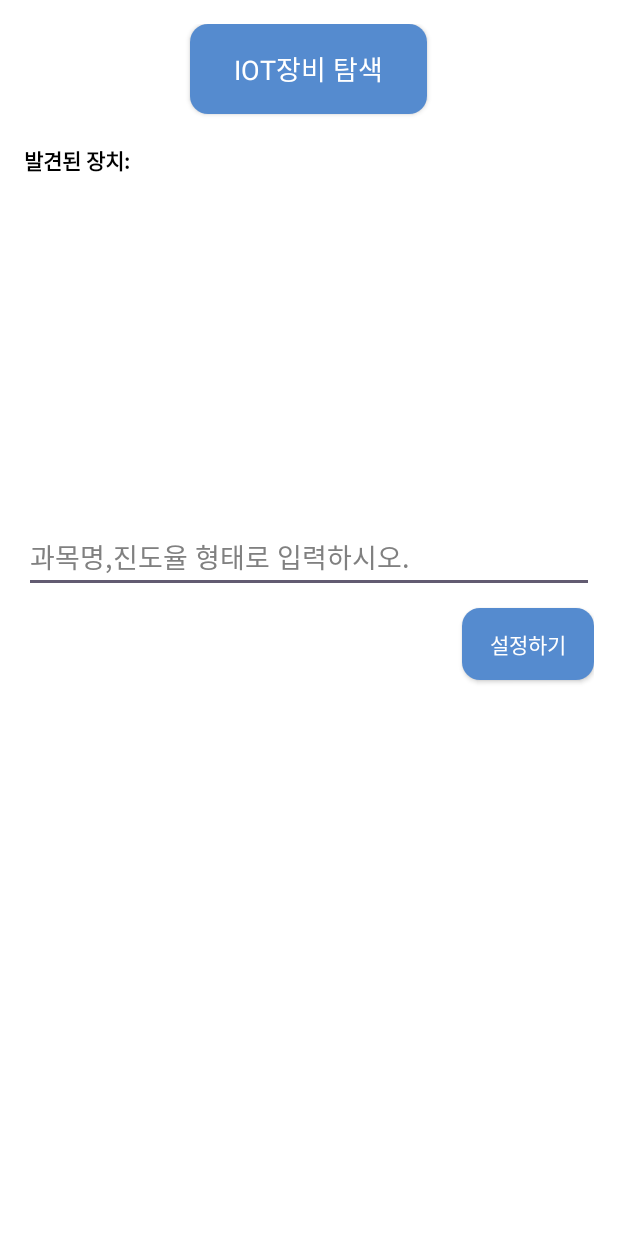
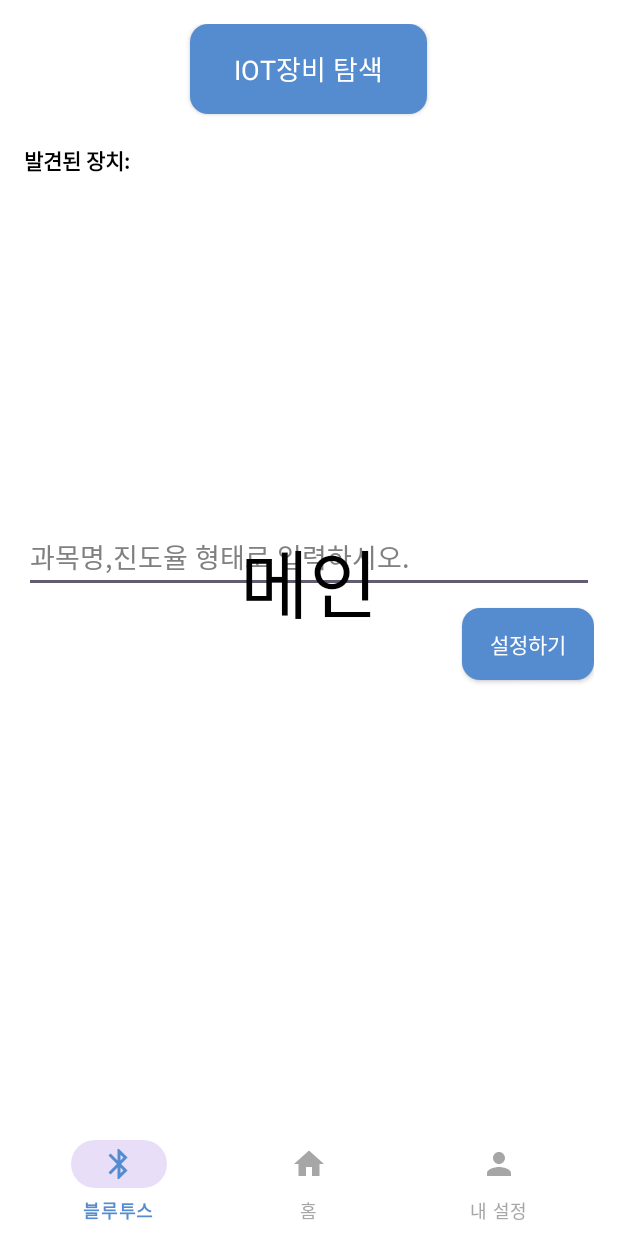
Before and after one commit to NC4FinalProject/NC4FinalProject_MobileAndArduino, an Android app: the screen it shows after launch (MainActivity), on a phone screen of 412 x 824 dp. Run offline under Robolectric (Android 15) with nearby library versions, the phone set to English and light mode, and no system bars.

Commit message:
feat: 하단 네이비게이션 바 추가

```diff
--- a/app/build.gradle.kts
+++ b/app/build.gradle.kts
@@ -22,6 +22,7 @@ android {
             proguardFiles(getDefaultProguardFile("proguard-android-optimize.txt"), "proguard-rules.pro")
         }
     }
+
     compileOptions {
         sourceCompatibility = JavaVersion.VERSION_1_8
         targetCompatibility = JavaVersion.VERSION_1_8
@@ -34,7 +35,8 @@ dependencies {
     implementation(libs.material)
     implementation(libs.activity)
     implementation(libs.constraintlayout)
+    implementation("com.google.android.material:material:1.0.0-rc01")
+    androidTestImplementation(libs.espresso.core)
+    androidTestImplementation(libs.ext.junit)
     testImplementation(libs.junit)
-    androidTestImplementation(libs.ext.junit)
-    androidTestImplementation(libs.espresso.core)
 }
--- a/app/src/main/java/com/bitcamp/nc4_all/MainActivity.java
+++ b/app/src/main/java/com/bitcamp/nc4_all/MainActivity.java
@@ -18,6 +18,7 @@ import android.graphics.Color;
 import android.os.Bundle;
 import android.os.Handler;
 import android.util.Log;
+import android.view.MenuItem;
 import android.view.View;
 import android.view.ViewGroup;
 import android.widget.AdapterView;
@@ -25,13 +26,18 @@ import android.widget.ArrayAdapter;
 import android.widget.Button;
 import android.widget.EditText;
 import android.widget.ListView;
+import android.widget.TextView;
 import android.widget.Toast;
 
+import androidx.annotation.NonNull;
 import androidx.appcompat.app.AppCompatActivity;
 import androidx.core.app.ActivityCompat;
 import androidx.core.content.ContextCompat;
+import androidx.fragment.app.FragmentManager;
+import androidx.fragment.app.FragmentTransaction;
 
 import com.bitcamp.nc4_all.*;
+import com.google.android.material.bottomnavigation.BottomNavigationView;
 
 import java.util.ArrayList;
 import java.util.List;
@@ -56,10 +62,22 @@ public class MainActivity extends AppCompatActivity {
     private static final UUID HM10_SERVICE_UUID = UUID.fromString("0000ffe0-0000-1000-8000-00805f9b34fb");
     private static final UUID HM10_CHARACTERISTIC_UUID = UUID.fromString("0000ffe1-0000-1000-8000-00805f9b34fb");
 
+    // 하단 네비게이션 바 설정
+    private FragmentManager fragmentManager = getSupportFragmentManager();
+    private MainMenuFragment fragmentMain = new MainMenuFragment();
+    private MainMenuBluetoothFragment fragmentBluetooth = new MainMenuBluetoothFragment();
+    private MainMenuProfileFragment fragmentProfile = new MainMenuProfileFragment();
     @Override
     protected void onCreate(Bundle savedInstanceState) {
         super.onCreate(savedInstanceState);
         setContentView(R.layout.activity_main);
+
+        // 하단 네비게이션 바 설정
+        FragmentTransaction transaction = fragmentManager.beginTransaction();
+        transaction.replace(R.id.menu_frame_layout, fragmentMain).commitAllowingStateLoss();
+
+        BottomNavigationView bottomNavigationView = findViewById(R.id.menu_bottom_navigation);
+        bottomNavigationView.setOnItemSelectedListener(new ItemSelectedListener());
 
         // Get permission
         String[] permission_list = {
@@ -141,6 +159,25 @@ public class MainActivity extends AppCompatActivity {
                 }
             }
         });
+    }
+
+    // 네비게이션 바 로직
+    class ItemSelectedListener implements BottomNavigationView.OnItemSelectedListener {
+        @Override
+        public boolean onNavigationItemSelected(@NonNull MenuItem menuItem) {
+            FragmentTransaction transaction = fragmentManager.beginTransaction();
+
+            int itemId = menuItem.getItemId();
+            if (itemId == R.id.fragment_home) {
+                transaction.replace(R.id.menu_frame_layout, fragmentMain).commitAllowingStateLoss();
+            } else if (itemId == R.id.fragment_bluetooth) {
+                transaction.replace(R.id.menu_frame_layout, fragmentBluetooth).commitAllowingStateLoss();
+            } else if (itemId == R.id.fragment_profile) {
+                transaction.replace(R.id.menu_frame_layout, fragmentProfile).commitAllowingStateLoss();
+            }
+
+            return true;
+        }
     }
 
     // 블루투스 스캔 로직
--- /dev/null
+++ b/app/src/main/java/com/bitcamp/nc4_all/MainMenuBluetoothFragment.java
@@ -0,0 +1,64 @@
+package com.bitcamp.nc4_all;
+
+import android.os.Bundle;
+
+import androidx.fragment.app.Fragment;
+
+import android.view.LayoutInflater;
+import android.view.View;
+import android.view.ViewGroup;
+
+/**
+ * A simple {@link Fragment} subclass.
+ * Use the {@link MainMenuBluetoothFragment#newInstance} factory method to
+ * create an instance of this fragment.
+ */
+public class MainMenuBluetoothFragment extends Fragment {
+
+    // TODO: Rename parameter arguments, choose names that match
+    // the fragment initialization parameters, e.g. ARG_ITEM_NUMBER
+    private static final String ARG_PARAM1 = "param1";
+    private static final String ARG_PARAM2 = "param2";
+
+    // TODO: Rename and change types of parameters
+    private String mParam1;
+    private String mParam2;
+
+    public MainMenuBluetoothFragment() {
+        // Required empty public constructor
+    }
+
+    /**
+     * Use this factory method to create a new instance of
+     * this fragment using the provided parameters.
+     *
+     * @param param1 Parameter 1.
+     * @param param2 Parameter 2.
+     * @return A new instance of fragment MainMenuBluetoothFragment.
+     */
+    // TODO: Rename and change types and number of parameters
+    public static MainMenuBluetoothFragment newInstance(String param1, String param2) {
+        MainMenuBluetoothFragment fragment = new MainMenuBluetoothFragment();
+        Bundle args = new Bundle();
+        args.putString(ARG_PARAM1, param1);
+        args.putString(ARG_PARAM2, param2);
+        fragment.setArguments(args);
+        return fragment;
+    }
+
+    @Override
+    public void onCreate(Bundle savedInstanceState) {
+        super.onCreate(savedInstanceState);
+        if (getArguments() != null) {
+            mParam1 = getArguments().getString(ARG_PARAM1);
+            mParam2 = getArguments().getString(ARG_PARAM2);
+        }
+    }
+
+    @Override
+    public View onCreateView(LayoutInflater inflater, ViewGroup container,
+                             Bundle savedInstanceState) {
+        // Inflate the layout for this fragment
+        return inflater.inflate(R.layout.fragment_main_menu_bluetooth, container, false);
+    }
+}
--- /dev/null
+++ b/app/src/main/java/com/bitcamp/nc4_all/MainMenuFragment.java
@@ -0,0 +1,64 @@
+package com.bitcamp.nc4_all;
+
+import android.os.Bundle;
+
+import androidx.fragment.app.Fragment;
+
+import android.view.LayoutInflater;
+import android.view.View;
+import android.view.ViewGroup;
+
+/**
+ * A simple {@link Fragment} subclass.
+ * Use the {@link MainMenuFragment#newInstance} factory method to
+ * create an instance of this fragment.
+ */
+public class MainMenuFragment extends Fragment {
+
+    // TODO: Rename parameter arguments, choose names that match
+    // the fragment initialization parameters, e.g. ARG_ITEM_NUMBER
+    private static final String ARG_PARAM1 = "param1";
+    private static final String ARG_PARAM2 = "param2";
+
+    // TODO: Rename and change types of parameters
+    private String mParam1;
+    private String mParam2;
+
+    public MainMenuFragment() {
+        // Required empty public constructor
+    }
+
+    /**
+     * Use this factory method to create a new instance of
+     * this fragment using the provided parameters.
+     *
+     * @param param1 Parameter 1.
+     * @param param2 Parameter 2.
+     * @return A new instance of fragment MainMenuChartFragment.
+     */
+    // TODO: Rename and change types and number of parameters
+    public static MainMenuFragment newInstance(String param1, String param2) {
+        MainMenuFragment fragment = new MainMenuFragment();
+        Bundle args = new Bundle();
+        args.putString(ARG_PARAM1, param1);
+        args.putString(ARG_PARAM2, param2);
+        fragment.setArguments(args);
+        return fragment;
+    }
+
+    @Override
+    public void onCreate(Bundle savedInstanceState) {
+        super.onCreate(savedInstanceState);
+        if (getArguments() != null) {
+            mParam1 = getArguments().getString(ARG_PARAM1);
+            mParam2 = getArguments().getString(ARG_PARAM2);
+        }
+    }
+
+    @Override
+    public View onCreateView(LayoutInflater inflater, ViewGroup container,
+                             Bundle savedInstanceState) {
+        // Inflate the layout for this fragment
+        return inflater.inflate(R.layout.fragment_main_menu, container, false);
+    }
+}
--- /dev/null
+++ b/app/src/main/java/com/bitcamp/nc4_all/MainMenuProfileFragment.java
@@ -0,0 +1,64 @@
+package com.bitcamp.nc4_all;
+
+import android.os.Bundle;
+
+import androidx.fragment.app.Fragment;
+
+import android.view.LayoutInflater;
+import android.view.View;
+import android.view.ViewGroup;
+
+/**
+ * A simple {@link Fragment} subclass.
+ * Use the {@link MainMenuProfileFragment#newInstance} factory method to
+ * create an instance of this fragment.
+ */
+public class MainMenuProfileFragment extends Fragment {
+
+    // TODO: Rename parameter arguments, choose names that match
+    // the fragment initialization parameters, e.g. ARG_ITEM_NUMBER
+    private static final String ARG_PARAM1 = "param1";
+    private static final String ARG_PARAM2 = "param2";
+
+    // TODO: Rename and change types of parameters
+    private String mParam1;
+    private String mParam2;
+
+    public MainMenuProfileFragment() {
+        // Required empty public constructor
+    }
+
+    /**
+     * Use this factory method to create a new instance of
+     * this fragment using the provided parameters.
+     *
+     * @param param1 Parameter 1.
+     * @param param2 Parameter 2.
+     * @return A new instance of fragment MainMenuProfileFragment.
+     */
+    // TODO: Rename and change types and number of parameters
+    public static MainMenuProfileFragment newInstance(String param1, String param2) {
+        MainMenuProfileFragment fragment = new MainMenuProfileFragment();
+        Bundle args = new Bundle();
+        args.putString(ARG_PARAM1, param1);
+        args.putString(ARG_PARAM2, param2);
+        fragment.setArguments(args);
+        return fragment;
+    }
+
+    @Override
+    public void onCreate(Bundle savedInstanceState) {
+        super.onCreate(savedInstanceState);
+        if (getArguments() != null) {
+            mParam1 = getArguments().getString(ARG_PARAM1);
+            mParam2 = getArguments().getString(ARG_PARAM2);
+        }
+    }
+
+    @Override
+    public View onCreateView(LayoutInflater inflater, ViewGroup container,
+                             Bundle savedInstanceState) {
+        // Inflate the layout for this fragment
+        return inflater.inflate(R.layout.fragment_main_menu_profile, container, false);
+    }
+}
--- /dev/null
+++ b/app/src/main/res/drawable/ic_bluetooth.xml
@@ -0,0 +1,5 @@
+<vector xmlns:android="http://schemas.android.com/apk/res/android" android:height="24dp" android:tint="#000000" android:viewportHeight="24" android:viewportWidth="24" android:width="24dp">
+
+    <path android:fillColor="@android:color/white" android:pathData="M17.71,7.71L12,2h-1v7.59L6.41,5 5,6.41 10.59,12 5,17.59 6.41,19 11,14.41L11,22h1l5.71,-5.71 -4.3,-4.29 4.3,-4.29zM13,5.83l1.88,1.88L13,9.59L13,5.83zM14.88,16.29L13,18.17v-3.76l1.88,1.88z"/>
+
+</vector>
--- /dev/null
+++ b/app/src/main/res/drawable/ic_home.xml
@@ -0,0 +1,5 @@
+<vector xmlns:android="http://schemas.android.com/apk/res/android" android:height="24dp" android:tint="#000000" android:viewportHeight="24" android:viewportWidth="24" android:width="24dp">
+
+    <path android:fillColor="@android:color/white" android:pathData="M10,20v-6h4v6h5v-8h3L12,3 2,12h3v8z"/>
+
+</vector>
--- /dev/null
+++ b/app/src/main/res/drawable/ic_person.xml
@@ -0,0 +1,5 @@
+<vector xmlns:android="http://schemas.android.com/apk/res/android" android:height="24dp" android:tint="#000000" android:viewportHeight="24" android:viewportWidth="24" android:width="24dp">
+
+    <path android:fillColor="@android:color/white" android:pathData="M12,12c2.21,0 4,-1.79 4,-4s-1.79,-4 -4,-4 -4,1.79 -4,4 1.79,4 4,4zM12,14c-2.67,0 -8,1.34 -8,4v2h16v-2c0,-2.66 -5.33,-4 -8,-4z"/>
+
+</vector>
--- /dev/null
+++ b/app/src/main/res/drawable/menu_bottom_nav.xml
@@ -0,0 +1,15 @@
+<?xml version="1.0" encoding="utf-8"?>
+<menu xmlns:android="http://schemas.android.com/apk/res/android">
+    <item
+        android:id="@+id/fragment_bluetooth"
+        android:title="블루투스"
+        android:icon="@drawable/ic_bluetooth"/>
+    <item
+        android:id="@+id/fragment_home"
+        android:title="홈"
+        android:icon="@drawable/ic_home"/>
+    <item
+        android:id="@+id/fragment_profile"
+        android:title="내 설정"
+        android:icon="@drawable/ic_person"/>
+</menu>
--- /dev/null
+++ b/app/src/main/res/drawable/menu_item_color.xml
@@ -0,0 +1,5 @@
+<?xml version="1.0" encoding="utf-8"?>
+<selector xmlns:android="http://schemas.android.com/apk/res/android">
+    <item android:state_checked="true" android:color="#558BCF"/>
+    <item android:state_checked="false" android:color="#A6A6A6"/>
+</selector>
--- a/app/src/main/res/layout/activity_main.xml
+++ b/app/src/main/res/layout/activity_main.xml
@@ -57,4 +57,25 @@
         android:textColor="#FFFFFF"
         android:layout_alignParentEnd="true"/>
 
+    <FrameLayout
+        android:id="@+id/menu_frame_layout"
+        android:layout_width="match_parent"
+        android:layout_height="match_parent"
+        android:layout_marginBottom="?attr/actionBarSize"/>
+
+    <com.google.android.material.bottomnavigation.BottomNavigationView
+        android:id="@+id/menu_bottom_navigation"
+        android:layout_width="match_parent"
+        android:layout_height="wrap_content"
+        android:layout_alignParentBottom="true"
+        android:layout_gravity="bottom"
+        android:layout_marginBottom="-4dp"
+        android:background="@color/white"
+        app:itemIconTint="@drawable/menu_item_color"
+        app:itemTextColor="@drawable/menu_item_color"
+        app:labelVisibilityMode="labeled"
+        app:layout_constraintBottom_toBottomOf="parent"
+        app:menu="@drawable/menu_bottom_nav" />
+
+
 </RelativeLayout>
--- /dev/null
+++ b/app/src/main/res/layout/fragment_main_menu.xml
@@ -0,0 +1,16 @@
+<?xml version="1.0" encoding="utf-8"?>
+<FrameLayout xmlns:android="http://schemas.android.com/apk/res/android"
+    xmlns:tools="http://schemas.android.com/tools"
+    android:layout_width="match_parent"
+    android:layout_height="match_parent"
+    tools:context=".MainMenuFragment">
+
+    <TextView
+        android:layout_width="match_parent"
+        android:layout_height="match_parent"
+        android:gravity="center"
+        android:text="메인"
+        android:textColor="@android:color/black"
+        android:textSize="50sp"/>
+
+</FrameLayout>
--- a/app/src/main/res/values/strings.xml
+++ b/app/src/main/res/values/strings.xml
@@ -1,3 +1,5 @@
 <resources>
     <string name="app_name">NC4-All</string>
+    <!-- TODO: Remove or change this placeholder text -->
+    <string name="hello_blank_fragment">Hello blank fragment</string>
 </resources>
```
Also changed, not shown: app/src/main/res/layout/activity_nc4_main.xml (added, +37 -0 lines), app/src/main/res/layout/fragment_main_menu_bluetooth.xml (added, +16 -0 lines), app/src/main/res/layout/fragment_main_menu_profile.xml (added, +16 -0 lines).
